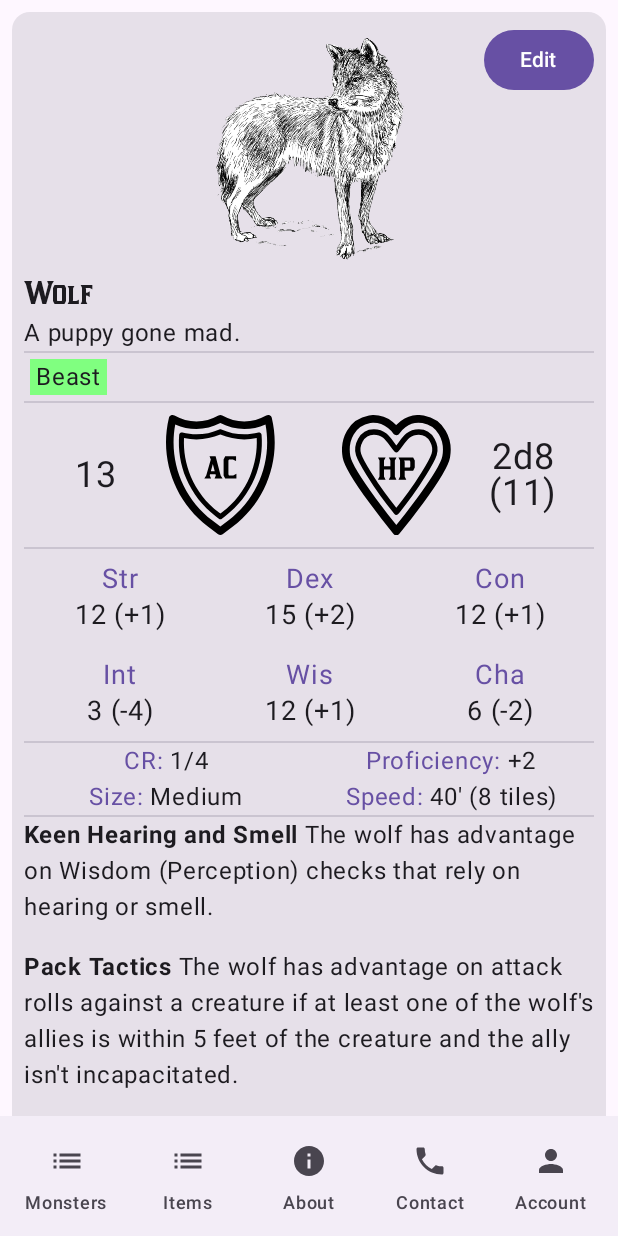
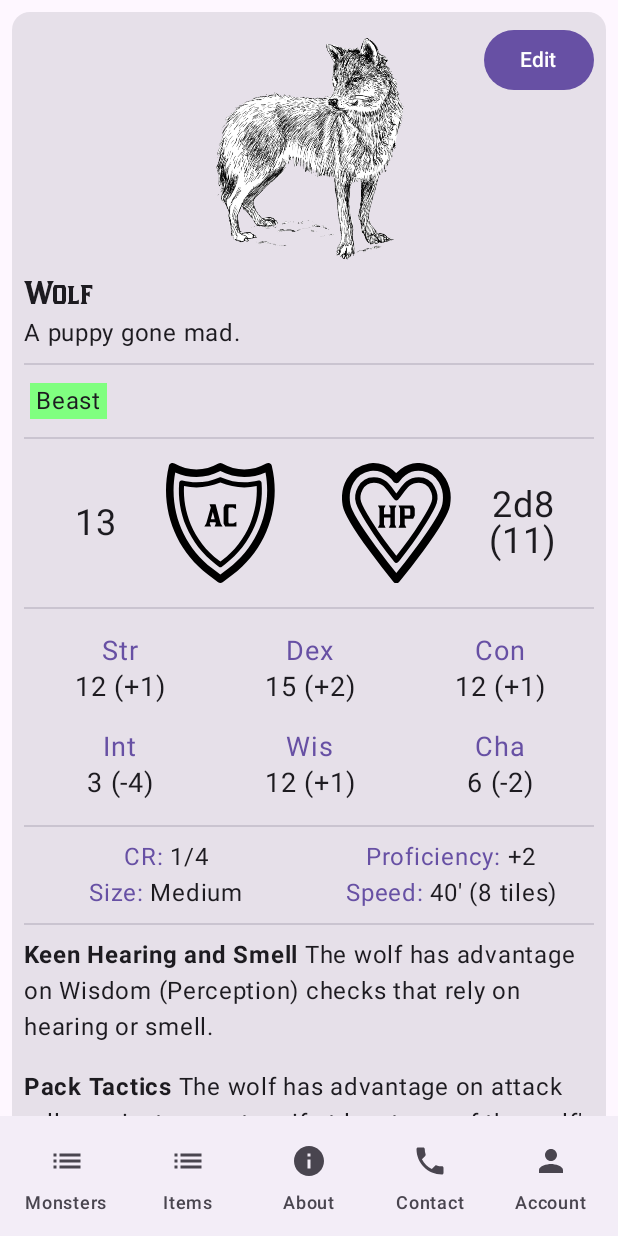
Before and after one commit to JorKov-JAC/dnd-app, an Android app built with Jetpack Compose: the screen it shows after launch (MainActivity), after a tap on "Wolf", on a phone screen of 412 x 824 dp. Run offline under Robolectric (Android 15) with nearby library versions, the light colour scheme and no system bars; our stand-ins replace Firebase (no records; nobody signed in at launch, a user with empty details on screens opened directly).

Commit message:
feat: Add padding to Dividers in Monster details

```diff
--- a/app/src/main/java/makovacs/dnd/ui/components/Monsters.kt
+++ b/app/src/main/java/makovacs/dnd/ui/components/Monsters.kt
@@ -74,6 +74,9 @@ fun MonsterCard(monster: Monster, modifier: Modifier = Modifier) {
  */
 @Composable
 fun MonsterDetails(monster: Monster, modifier: Modifier = Modifier) {
+    /** [Divider] component with vertical padding. */
+    val PaddedDivider = @Composable { Divider(modifier = Modifier.padding(vertical = 8.dp)) }
+
     Card(modifier = modifier) {
         Column(modifier = Modifier.padding(8.dp)) {
             // Image
@@ -92,11 +95,11 @@ fun MonsterDetails(monster: Monster, modifier: Modifier = Modifier) {
 
             // Tags
             if (monster.tags.isNotEmpty()) {
-                Divider()
+                PaddedDivider()
                 CreatureTags(tags = monster.tags)
             }
 
-            Divider()
+            PaddedDivider()
 
             // AC and HP
             CreatureArmorAndHp(
@@ -105,7 +108,7 @@ fun MonsterDetails(monster: Monster, modifier: Modifier = Modifier) {
                 averageHp = monster.avgHitPoints
             )
 
-            Divider()
+            PaddedDivider()
 
             // Ability scores
             AbilityScoresDisplay(
@@ -113,7 +116,7 @@ fun MonsterDetails(monster: Monster, modifier: Modifier = Modifier) {
                 modifier = Modifier.fillMaxWidth()
             )
 
-            Divider()
+            PaddedDivider()
 
             // Misc Stats
             val MiscFactText: @Composable (title: String, text: String) -> Unit = { title, text ->
@@ -139,7 +142,7 @@ fun MonsterDetails(monster: Monster, modifier: Modifier = Modifier) {
 
             // Information
             if (monster.information.entries.isNotEmpty()) {
-                Divider()
+                PaddedDivider()
 
                 InformationDisplay(monster.information)
             }
```
